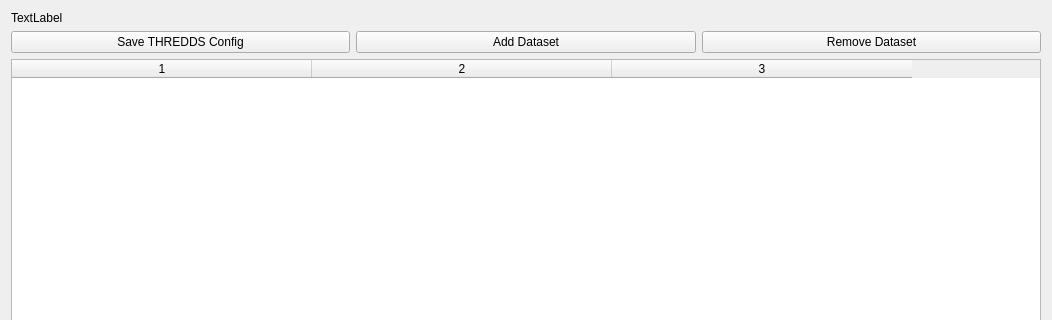
This is app/widgetthreddsconfig.ui in DFO-Ocean-Navigator/Navigator2Go as Qt 5 draws it before an edit; both pictures show x 0 to 1052 and y 0 to 320 of the 1052 by 668 pixel window. The edited form follows.
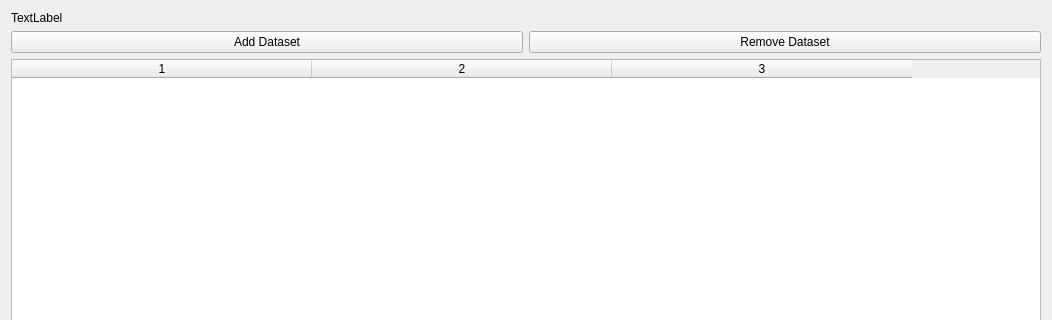
This is the edited form. Icons and pictures are not drawn.

Commit message: THREDDS config add/remove datasets done.

Patch:
```diff
--- a/app/widgetthreddsconfig.ui
+++ b/app/widgetthreddsconfig.ui
@@ -28,17 +28,6 @@
        <property name="topMargin">
         <number>0</number>
        </property>
-       <item>
-        <widget class="QPushButton" name="pushButtonSaveConfig">
-         <property name="text">
-          <string>Save THREDDS Config</string>
-         </property>
-         <property name="icon">
-          <iconset resource="resources.qrc">
-           <normaloff>:/icons/icons/save.png</normaloff>:/icons/icons/save.png</iconset>
-         </property>
-        </widget>
-       </item>
        <item>
         <widget class="QPushButton" name="pushButtonAddDataset">
          <property name="text">
```
The commit also changes 16 other files.
